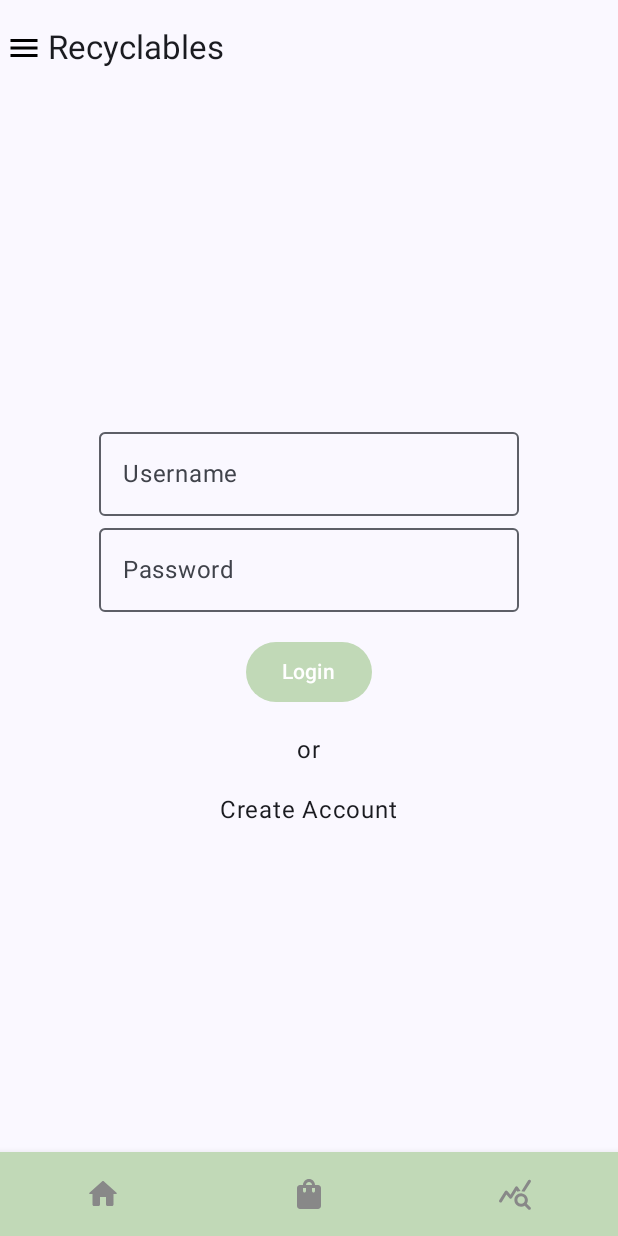
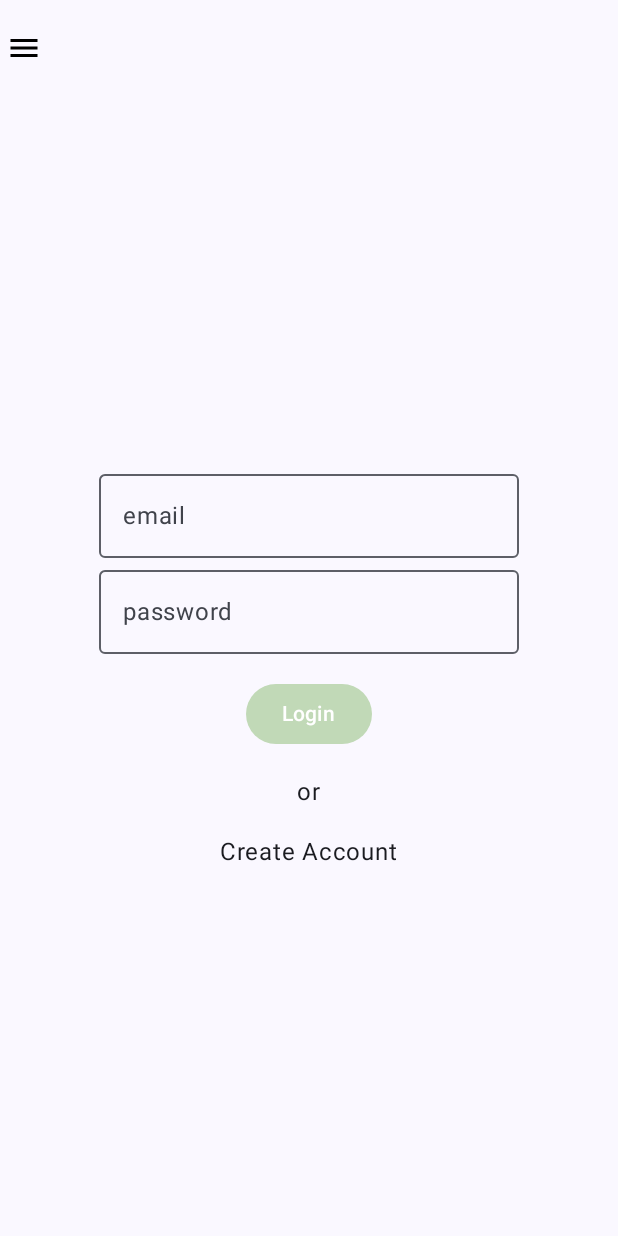
Before and after one commit to jaredbaca/RecyclingTracker, an Android app built with Jetpack Compose: the LoginScreen screen opened through its navigation route, on a phone screen of 412 x 824 dp. Run offline under Robolectric (Android 15) with nearby library versions, the phone set to English and light mode, and no system bars; our stand-ins replace Dagger/Hilt's generated code, Firebase (no records; nobody signed in at launch, a user with empty details on screens opened directly); 1 statement that could not run was skipped.

Commit message:
login and account creation are successful

```diff
--- a/app/src/main/java/edu/bu/recyclingtracker/MainActivity.kt
+++ b/app/src/main/java/edu/bu/recyclingtracker/MainActivity.kt
@@ -135,10 +135,12 @@ fun RecyclingTrackerApp(auth: FirebaseAuth) {
 
         Scaffold(
             topBar = {
-                AppToolbar(toolbarTitle = "Recyclables", scope, drawerState)
+                AppToolbar(toolbarTitle = "", scope, drawerState)
             },
             bottomBar = {
-                bottomNavBar2(navController, recyclablesViewModel)
+                if(currentDestination?.hierarchy?.any { it.route == Routes.LOGIN_SCREEN || it.route == Routes.SIGNUP_SCREEN } == false) {
+                    bottomNavBar2(navController, recyclablesViewModel)
+                }
             },
 
             floatingActionButton = {
--- a/app/src/main/java/edu/bu/recyclingtracker/authentication/AuthRepository.kt
+++ b/app/src/main/java/edu/bu/recyclingtracker/authentication/AuthRepository.kt
@@ -8,4 +8,6 @@ import kotlinx.coroutines.flow.Flow
 interface AuthRepository {
     fun loginUser(email: String, password: String): Flow<Resource<AuthResult>>
     fun registerUser(email: String, password: String): Flow<Resource<AuthResult>>
+
+    suspend fun login(email: String, password: String)
 }
--- a/app/src/main/java/edu/bu/recyclingtracker/authentication/LoginScreen.kt
+++ b/app/src/main/java/edu/bu/recyclingtracker/authentication/LoginScreen.kt
@@ -13,6 +13,7 @@ import androidx.compose.material3.Button
 import androidx.compose.material3.ExperimentalMaterial3Api
 import androidx.compose.material3.ButtonDefaults
 import androidx.compose.material3.CircularProgressIndicator
+import androidx.compose.material3.OutlinedTextField
 import androidx.compose.material3.Surface
 import androidx.compose.material3.Text
 import androidx.compose.runtime.Composable
@@ -59,8 +60,23 @@ fun LoginScreen(navController: NavHostController) {
         Column(verticalArrangement = Arrangement.Center,
             horizontalAlignment = Alignment.CenterHorizontally) {
 
-            loginField(label = "Username", keyboardType = KeyboardOptions.Default)
-            loginField(label = "Password", keyboardType = KeyboardOptions(keyboardType = KeyboardType.Password))
+            OutlinedTextField(value = email,
+                onValueChange = {
+                    email = it
+                },
+                label = {Text("email")},
+//                keyboardOptions = KeyboardOptions(keyboardType = KeyboardType.Ascii),
+            )
+
+            OutlinedTextField(value = password,
+                onValueChange = {
+                    password = it
+                },
+                label = {Text("password")},
+                keyboardOptions = KeyboardOptions(keyboardType = KeyboardType.Password),
+            )
+
+//            loginField(label = "Password", keyboardType = KeyboardOptions(keyboardType = KeyboardType.Password))
             Button(modifier = Modifier
                 .padding(16.dp),
                 colors = ButtonDefaults.buttonColors(containerColor = navBarColor),
--- a/app/src/main/java/edu/bu/recyclingtracker/authentication/LoginViewModel.kt
+++ b/app/src/main/java/edu/bu/recyclingtracker/authentication/LoginViewModel.kt
@@ -1,5 +1,6 @@
 package edu.bu.recyclingtracker.authentication
 
+import android.util.Log
 import androidx.lifecycle.ViewModel
 import androidx.lifecycle.viewModelScope
 import dagger.hilt.android.lifecycle.HiltViewModel
--- a/app/src/main/java/edu/bu/recyclingtracker/ui/components/TextComponents.kt
+++ b/app/src/main/java/edu/bu/recyclingtracker/ui/components/TextComponents.kt
@@ -9,6 +9,7 @@ import androidx.compose.material3.ExperimentalMaterial3Api
 import androidx.compose.material3.OutlinedTextField
 import androidx.compose.material3.Text
 import androidx.compose.runtime.Composable
+import androidx.compose.runtime.MutableState
 import androidx.compose.runtime.getValue
 import androidx.compose.runtime.mutableStateOf
 import androidx.compose.runtime.remember
@@ -86,7 +87,7 @@ fun loginField(label: String, keyboardType: KeyboardOptions) {
             text = it
         },
         label = {Text(label)},
-        keyboardOptions = keyboardType
+        keyboardOptions = keyboardType,
     )
 }
 
--- a/app/src/main/java/edu/bu/recyclingtracker/ui/screens/RecyclingTrackerNavigationGraph.kt
+++ b/app/src/main/java/edu/bu/recyclingtracker/ui/screens/RecyclingTrackerNavigationGraph.kt
@@ -21,7 +21,7 @@ fun RecyclingTrackerNavigationGraph(
     recyclablesViewModel: LogRecyclablesViewModel,
 ) {
 
-    NavHost(navController = navController, startDestination = Routes.HOME_SCREEN) {
+    NavHost(navController = navController, startDestination = Routes.LOGIN_SCREEN) {
 
         composable(Routes.LOGIN_SCREEN) {
             LoginScreen(navController)
```
Also changed, not shown: app/src/main/java/edu/bu/recyclingtracker/authentication/AuthRepositoryImpl.kt (+7 -1 lines), app/src/main/java/edu/bu/recyclingtracker/authentication/SignUpScreen.kt (+19 -2 lines).
